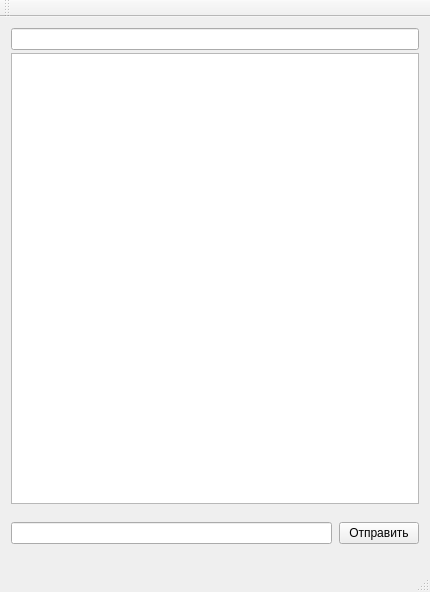
Qt form QTMessenger/InterfaceChat.ui (MisterMax707/QTMessenger) before a commit.
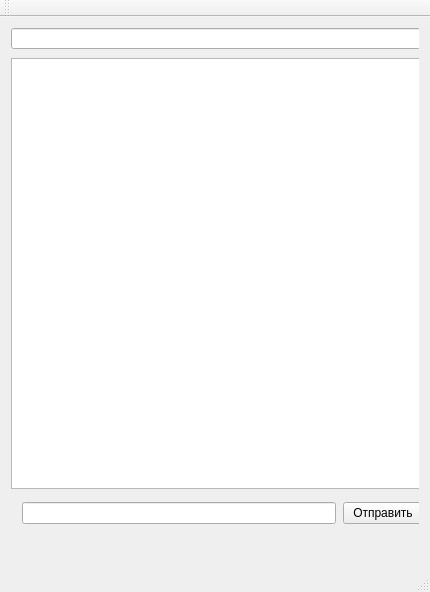
The same form after that commit.

Patch:
```diff
--- a/QTMessenger/InterfaceChat.ui
+++ b/QTMessenger/InterfaceChat.ui
@@ -16,6 +16,40 @@
   <widget class="QWidget" name="centralWidget">
    <layout class="QVBoxLayout" name="verticalLayout_2">
     <item>
+     <widget class="QStackedWidget" name="stackedWidget_2">
+      <property name="currentIndex">
+       <number>0</number>
+      </property>
+      <widget class="QWidget" name="page">
+       <widget class="QLineEdit" name="lineEdit_nameChatOrContact">
+        <property name="geometry">
+         <rect>
+          <x>0</x>
+          <y>0</y>
+          <width>410</width>
+          <height>21</height>
+         </rect>
+        </property>
+       </widget>
+       <widget class="QListWidget" name="listWidget_chat">
+        <property name="geometry">
+         <rect>
+          <x>0</x>
+          <y>30</y>
+          <width>410</width>
+          <height>431</height>
+         </rect>
+        </property>
+       </widget>
+       <widget class="QWidget" name="layoutWidget">
+        <property name="geometry">
+         <rect>
+          <x>0</x>
+          <y>460</y>
+          <width>412</width>
+          <height>51</height>
+         </rect>
+        </property>
      <layout class="QVBoxLayout" name="verticalLayout">
       <property name="spacing">
        <number>3</number>
@@ -32,12 +66,6 @@
       <property name="bottomMargin">
        <number>0</number>
       </property>
-      <item>
-       <widget class="QLineEdit" name="lineEdit_nameChatOrContact"/>
-      </item>
-      <item>
-       <widget class="QListWidget" name="listWidget_chat"/>
-      </item>
       <item>
        <widget class="QStackedWidget" name="stackedWidget">
         <property name="maximumSize">
@@ -121,6 +149,21 @@
        </widget>
       </item>
      </layout>
+       </widget>
+      </widget>
+      <widget class="QWidget" name="page_2">
+       <widget class="QListWidget" name="listWidget">
+        <property name="geometry">
+         <rect>
+          <x>0</x>
+          <y>30</y>
+          <width>411</width>
+          <height>501</height>
+         </rect>
+        </property>
+       </widget>
+      </widget>
+     </widget>
     </item>
    </layout>
   </widget>
```
Left out of the diff: 4 changed lines with no effect on the pictures. Lines whose indentation alone changed are shown as unchanged.
